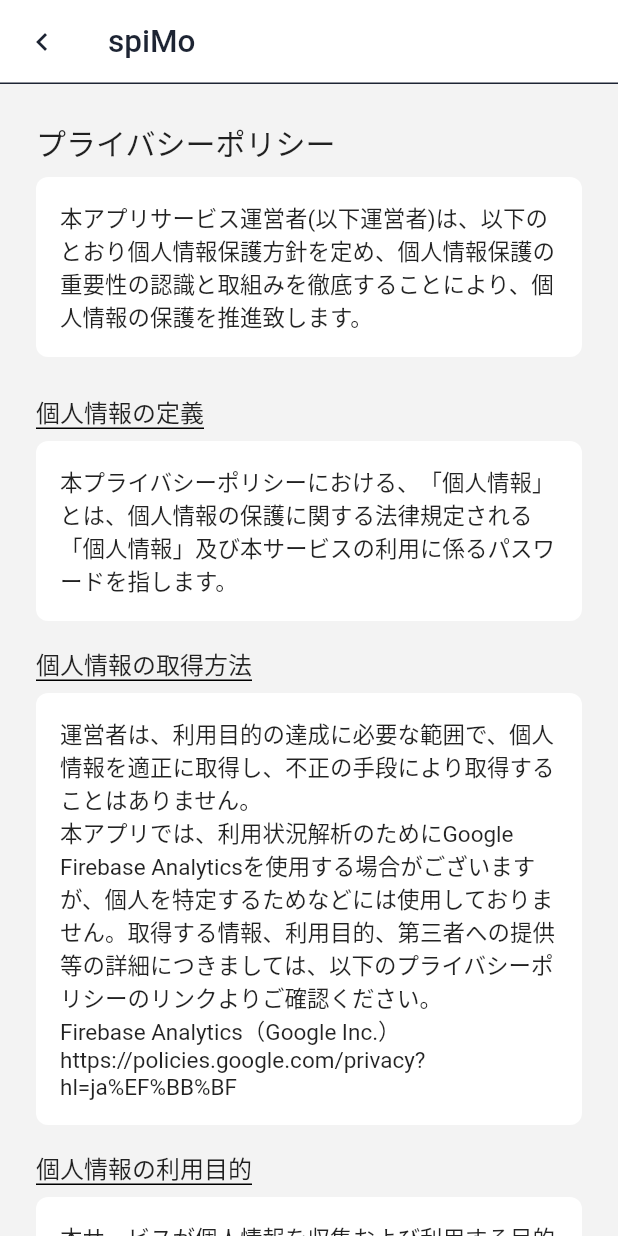
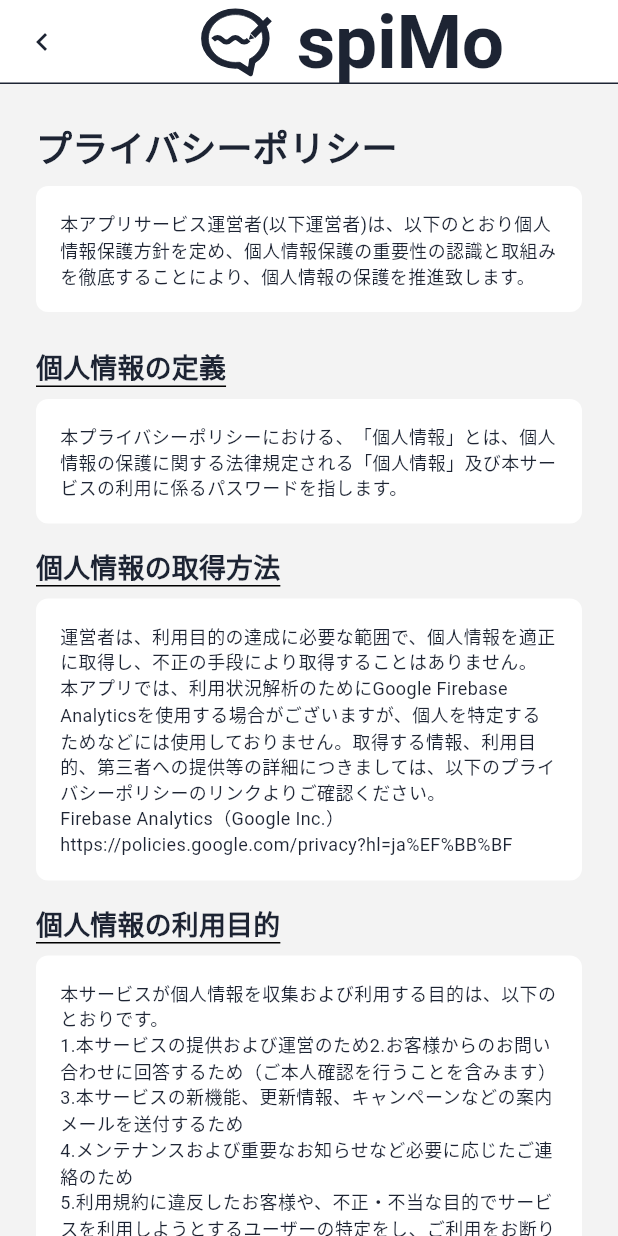
Before and after one commit to hiroyuki29/spimo_web_static_page, a Flutter app: the screen it shows after launch, after a tap on "プライバシーポリシー", on a phone screen of 412 x 824 dp. Run offline on Flutter 3.47's test engine with Material 2 defaults, Android fonts, the phone set to English and light mode, and no system bars; our stand-ins replace flutter_svg, go_router.

Commit message:
[update] themeの設定

```diff
--- a/lib/common_widget/app_bar/common_app_bar.dart
+++ b/lib/common_widget/app_bar/common_app_bar.dart
@@ -1,16 +1,28 @@
 import 'package:flutter/material.dart';
+import 'package:flutter_svg/svg.dart';
 import 'package:go_router/go_router.dart';
 import 'package:spimo_static_page/common_widget/color/color.dart';
+import 'package:spimo_static_page/common_widget/sized_box/constant_sized_box.dart';
 
 AppBar CommonAppBar({
   required BuildContext context,
   required String title,
 }) {
   return AppBar(
-    backgroundColor: Colors.white,
-    title: Text(
-      title,
-      style: const TextStyle(color: primaryDark),
+    backgroundColor: white,
+    title: Row(
+      mainAxisAlignment: MainAxisAlignment.center,
+      children: [
+        SizedBox(
+            height: 50,
+            width: 50,
+            child: SvgPicture.asset('assets/vector/spimo_icon_title.svg')),
+        sizedBoxW16,
+        Text(
+          title,
+          style: Theme.of(context).textTheme.headline1,
+        ),
+      ],
     ),
     leading: Navigator.of(context).canPop()
         ? IconButton(
--- a/lib/common_widget/color/color.dart
+++ b/lib/common_widget/color/color.dart
@@ -7,3 +7,35 @@ const Color accent = Color(0xff795548);
 const Color black = Color(0xff212121);
 const Color white = Colors.white;
 const backgroundGray = Color(0xffF3F3F3);
+
+const MaterialColor primaryDarkSwatch = MaterialColor(
+  0xFF1d2433,
+  <int, Color>{
+    50: Color.fromRGBO(29, 36, 51, .05),
+    100: Color.fromRGBO(29, 36, 51, .1),
+    200: Color.fromRGBO(29, 36, 51, .2),
+    300: Color.fromRGBO(29, 36, 51, .3),
+    400: Color.fromRGBO(29, 36, 51, .4),
+    500: Color.fromRGBO(29, 36, 51, .5),
+    600: Color.fromRGBO(29, 36, 51, .6),
+    700: Color.fromRGBO(29, 36, 51, .7),
+    800: Color.fromRGBO(29, 36, 51, .8),
+    900: Color.fromRGBO(29, 36, 51, .9),
+  },
+);
+
+const MaterialColor accentSwatch = MaterialColor(
+  0xFF795548,
+  <int, Color>{
+    50: Color.fromRGBO(121, 85, 72, .05),
+    100: Color.fromRGBO(121, 85, 72, .1),
+    200: Color.fromRGBO(121, 85, 72, .2),
+    300: Color.fromRGBO(121, 85, 72, .3),
+    400: Color.fromRGBO(121, 85, 72, .4),
+    500: Color.fromRGBO(121, 85, 72, .5),
+    600: Color.fromRGBO(121, 85, 72, .6),
+    700: Color.fromRGBO(121, 85, 72, .7),
+    800: Color.fromRGBO(121, 85, 72, .8),
+    900: Color.fromRGBO(121, 85, 72, .9),
+  },
+);
--- a/lib/common_widget/contents/label_and_content_box.dart
+++ b/lib/common_widget/contents/label_and_content_box.dart
@@ -1,25 +1,25 @@
 import 'package:flutter/material.dart';
 import 'package:spimo_static_page/common_widget/color/color.dart';
 import 'package:spimo_static_page/common_widget/sized_box/constant_sized_box.dart';
-import 'package:spimo_static_page/contents/privacy_policy/privacy_policy_contents.dart';
+import 'package:spimo_static_page/features/privacy_policy/contents/privacy_policy_contents.dart';
 
 class LabelAndContentBox extends StatelessWidget {
-  const LabelAndContentBox({
-    Key? key,
-    required this.privacyPolicyLabel,
-  }) : super(key: key);
+  const LabelAndContentBox(
+      {Key? key, required this.contentLabel, required this.contentsMap})
+      : super(key: key);
 
-  final PrivacyPolicyLabel privacyPolicyLabel;
+  final CustomEnum contentLabel;
+  final Map<String, dynamic> contentsMap;
 
   @override
   Widget build(BuildContext context) {
     return Column(
       crossAxisAlignment: CrossAxisAlignment.start,
       children: [
-        Label(title: privacyPolicyLabel.text),
+        Label(title: contentLabel.text),
         sizedBoxH8,
         ContentsBox(
-          contents: privacyPolicyContents[privacyPolicyLabel.text]!,
+          contents: contentsMap[contentLabel.text]!,
         ),
         sizedBoxH16
       ],
@@ -41,7 +41,7 @@ class Label extends StatelessWidget {
       decoration: const BoxDecoration(border: Border(bottom: (BorderSide()))),
       child: Text(
         title,
-        style: const TextStyle(fontSize: 16),
+        style: Theme.of(context).textTheme.subtitle2,
       ),
     );
   }
@@ -55,12 +55,17 @@ class ContentsBox extends StatelessWidget {
 
   final List<String> contents;
 
-  List<Widget> stringToWidget(List<String> contents) {
-    return contents.map((content) => Text(content)).toList();
-  }
-
   @override
   Widget build(BuildContext context) {
+    List<Widget> stringToWidget(List<String> contents) {
+      return contents
+          .map((content) => Text(
+                content,
+                style: Theme.of(context).textTheme.bodyText2,
+              ))
+          .toList();
+    }
+
     return DecoratedBox(
       decoration: const BoxDecoration(
           color: white, borderRadius: BorderRadius.all(Radius.circular(8))),
--- a/lib/contents/privacy_policy/privacy_policy_contents.dart
+++ b/lib/features/privacy_policy/contents/privacy_policy_contents.dart
@@ -1,6 +1,11 @@
+abstract class CustomEnum implements Enum {
+  CustomEnum({required this.text});
+  final String text;
+}
+
 ///プライバシーポリシー
 
-enum PrivacyPolicyLabel {
+enum PrivacyPolicyLabel implements CustomEnum {
   difinition(text: '個人情報の定義'),
   getMethod(text: '個人情報の取得方法'),
   objective(text: '個人情報の利用目的'),
@@ -14,8 +19,13 @@ enum PrivacyPolicyLabel {
 
   const PrivacyPolicyLabel({required this.text});
 
+  @override
   final String text;
 }
+
+const List<String> privacyPolicyForeword = [
+  '本アプリサービス運営者(以下運営者)は、以下のとおり個人情報保護方針を定め、個人情報保護の重要性の認識と取組みを徹底することにより、個人情報の保護を推進致します。',
+];
 
 Map<String, List<String>> privacyPolicyContents = {
   PrivacyPolicyLabel.difinition.text: [
--- a/lib/features/privacy_policy/screens/privacy_policy_screen.dart
+++ b/lib/features/privacy_policy/screens/privacy_policy_screen.dart
@@ -1,9 +1,8 @@
 import 'package:flutter/material.dart';
 import 'package:spimo_static_page/common_widget/app_bar/common_app_bar.dart';
-import 'package:spimo_static_page/common_widget/color/color.dart';
 import 'package:spimo_static_page/common_widget/contents/label_and_content_box.dart';
 import 'package:spimo_static_page/common_widget/sized_box/constant_sized_box.dart';
-import 'package:spimo_static_page/contents/privacy_policy/privacy_policy_contents.dart';
+import 'package:spimo_static_page/features/privacy_policy/contents/privacy_policy_contents.dart';
 
 class PrivacyPolicyScreen extends StatelessWidget {
   const PrivacyPolicyScreen({super.key});
@@ -11,45 +10,63 @@ class PrivacyPolicyScreen extends StatelessWidget {
   @override
   Widget build(BuildContext context) {
     return Scaffold(
-      backgroundColor: backgroundGray,
       appBar: CommonAppBar(context: context, title: 'spiMo'),
       body: Padding(
         padding: const EdgeInsets.symmetric(horizontal: 24),
         child: SingleChildScrollView(
           child: Column(
             crossAxisAlignment: CrossAxisAlignment.start,
-            children: const [
+            children: [
               sizedBoxH24,
               Text(
                 'プライバシーポリシー',
-                style: TextStyle(fontSize: 20),
+                style: Theme.of(context).textTheme.subtitle1,
               ),
               sizedBoxH8,
-              ContentsBox(
-                contents: [
-                  '本アプリサービス運営者(以下運営者)は、以下のとおり個人情報保護方針を定め、個人情報保護の重要性の認識と取組みを徹底することにより、個人情報の保護を推進致します。'
-                ],
+              const ContentsBox(
+                contents: privacyPolicyForeword,
               ),
               sizedBoxH24,
               LabelAndContentBox(
-                  privacyPolicyLabel: PrivacyPolicyLabel.difinition),
+                contentLabel: PrivacyPolicyLabel.difinition,
+                contentsMap: privacyPolicyContents,
+              ),
               LabelAndContentBox(
-                  privacyPolicyLabel: PrivacyPolicyLabel.getMethod),
+                contentLabel: PrivacyPolicyLabel.getMethod,
+                contentsMap: privacyPolicyContents,
+              ),
               LabelAndContentBox(
-                  privacyPolicyLabel: PrivacyPolicyLabel.objective),
+                contentLabel: PrivacyPolicyLabel.objective,
+                contentsMap: privacyPolicyContents,
+              ),
               LabelAndContentBox(
-                  privacyPolicyLabel: PrivacyPolicyLabel.objectiveChange),
+                contentLabel: PrivacyPolicyLabel.objectiveChange,
+                contentsMap: privacyPolicyContents,
+              ),
               LabelAndContentBox(
-                  privacyPolicyLabel: PrivacyPolicyLabel.thirdPartyProvision),
+                contentLabel: PrivacyPolicyLabel.thirdPartyProvision,
+                contentsMap: privacyPolicyContents,
+              ),
               LabelAndContentBox(
-                  privacyPolicyLabel: PrivacyPolicyLabel.disclosure),
+                contentLabel: PrivacyPolicyLabel.disclosure,
+                contentsMap: privacyPolicyContents,
+              ),
               LabelAndContentBox(
-                  privacyPolicyLabel: PrivacyPolicyLabel.removeAndCorrection),
-              LabelAndContentBox(privacyPolicyLabel: PrivacyPolicyLabel.change),
+                contentLabel: PrivacyPolicyLabel.removeAndCorrection,
+                contentsMap: privacyPolicyContents,
+              ),
               LabelAndContentBox(
-                  privacyPolicyLabel: PrivacyPolicyLabel.inquiry),
+                contentLabel: PrivacyPolicyLabel.change,
+                contentsMap: privacyPolicyContents,
+              ),
               LabelAndContentBox(
-                  privacyPolicyLabel: PrivacyPolicyLabel.establishment),
+                contentLabel: PrivacyPolicyLabel.inquiry,
+                contentsMap: privacyPolicyContents,
+              ),
+              LabelAndContentBox(
+                contentLabel: PrivacyPolicyLabel.establishment,
+                contentsMap: privacyPolicyContents,
+              ),
             ],
           ),
         ),
--- /dev/null
+++ b/lib/features/terms_of_service/contents/terms_of_service_contents.dart
@@ -0,0 +1,73 @@
+import 'package:spimo_static_page/features/privacy_policy/contents/privacy_policy_contents.dart';
+
+///プライバシーポリシー
+
+enum TermsOfServiceLabel implements CustomEnum {
+  user(text: '利用者'),
+  userInfo(text: '利用者情報'),
+  privilege(text: '本アプリの権利'),
+  prohibit(text: '禁止行為'),
+  disclaimer(text: '免責'),
+  other(text: 'その他'),
+  legalAndJurisdiction(text: '準拠法と裁判管轄');
+
+  const TermsOfServiceLabel({required this.text});
+
+  @override
+  final String text;
+}
+
+const List<String> termsOfServiceForeword = [
+  '本アプリサービス運営者(以下運営者)は、運営者が提供するアプリケーションソフト 「spiMo」（以下「本アプリ」 ）に関するサービス（以下「本サービス」 ）のご利用規約（以下「本規約」 ）を以下の通り定めます。',
+];
+
+Map<String, List<String>> termsOfServiceContents = {
+  TermsOfServiceLabel.user.text: [
+    '1. 本規約は、本サービスの提供を希望して本アプリを自己の端末にダウンロードした利用者（以下「利用者」）に適用されます。',
+    '2. 利用者は、本アプリを自己の端末にダウンロードし、本サービスを利用することにより、本規約に同意したものとみなされます。',
+    '3. 本アプリのダウンロード、及び本サービスの利用にかかる通信費用は、利用者が負担するものとします。'
+  ],
+  TermsOfServiceLabel.userInfo.text: [
+    '1. 運営者は、本サービスの提供のため、本アプリをご利用になる皆様の利便性を向上させるため、端末名、OSおよび本アプリの識別ID（以下、総称して「利用者情報」といいます。なお、利用者情報には、氏名、メールアドレス、クレジットカード情報などの情報を含みません。）を取得することがあります。',
+    '2. 運営者は、同一の会員IDに対して複数の端末からログインしている場合に、アプリのPUSH通知機能を正常に動作させる目的で、お使いの端末の端末固有情報を取得することがあります。尚、この情報を目的以外に利用することはありません。',
+    '3. 運営者は、本アプリを通じて取得した利用者情報及び利用者の個人情報を「プライバシーポリシー」に基づき適切に取り扱います。',
+  ],
+  TermsOfServiceLabel.privilege.text: [
+    '1. 本アプリ中の表示、及び本アプリを構成するプログラム等に係る著作権、商標権等すべての知的財産権は、運営者に帰属します。',
+    '2. 本アプリは、利用者本人が個人として使用する目的でのみ利用することができるものとし、すべてのコンテンツの無断転載をお断りいたします。',
+    '3. 前項の規定に違反して著作権等の知的財産権に関する問題が生じた場合、利用者は自己の費用と責任において、その問題を解決するとともに、運営者に対して何らの迷惑又は損害等を与えてはなりません。'
+  ],
+  TermsOfServiceLabel.prohibit.text: [
+    '1. 利用者は次の各号に該当する行為を行ってはならず、利用者が次の各号に該当する行為を行った場合、運営者は、利用者に事前通知することなく本サービスの提供を停止します。',
+    ' (1) 本アプリを複製、修正、変更、改変、または翻案する行為',
+    ' (2) 本アプリを構成するプログラム（オブジェクトコード、ソースコード等全てを含みます）を複製し、または第三者に開示する行為',
+    ' (3) 本サービスの運営を妨げる行為、またはその恐れのある行為',
+    ' (4) 本アプリの内容を本サービス利用以外の目的に使用する行為',
+    ' (5) 他の利用者、第三者もしくは運営者に損害、不利益を与える行為、またはその恐れのある行為',
+    ' (6) 公序良俗に反する行為、法令に違反する行為、またはその恐れのある行為',
+    ' (7) 本規約に違反する行為',
+    ' (8) その他、運営者が不適当と判断する行為',
+    '2. 利用者の前項各号に該当する行為により、他の利用者、第三者もしくは運営者に損害が生じた場合、運営者は利用者の利用資格の停止または抹消とともに当該損害の賠償を請求することがあります。',
+    '3. 運営者が前項に基づき利用資格の停止または抹消をしたことにより、利用者が本サービスを利用できなくなり、これにより当該利用者または第三者に損害が発生したとしても、運営者の故意または過失による債務不履行または不法行為による損害が発生した場合を除き、運営者は一切の責任を負いません。また、利用資格の喪失後も当該利用者は、全ての法的責任を負わなければなりません。',
+  ],
+  TermsOfServiceLabel.disclaimer.text: [
+    '1. 運営者は、以下の事項に関し、その一切の責任を問いません。',
+    ' (1) 利用者が本サービスを利用することにより、他の利用者または第三者に対して損害を与えた場合',
+    ' (2) 利用者が本サービスを利用できなかった場合、または本サービスの利用に関し、運営者に責のない事由により損害を被った場合',
+    '2. 運営者は、本アプリがすべての利用者の端末に対応することを保証しません。',
+    '3. 運営者は、本サービスの内容および利用者が本アプリを通じて知り得る情報について、その完全性、正確性、確実性、有用性等に関して、いかなる責任も負いません。',
+    '4. 本アプリに掲載されている情報、画像およびリンク等を利用することにより、利用者の機器等に損害が生じた場合、また、ウィルス感染した場合等について、運営者の故意または過失による債務不履行または不法行為による損害が発生した場合を除き、運営者はいかなる責任も負いません。',
+    '5. 本アプリに掲載されている情報については正確性を期しておりますが、保証をするものではありません。',
+    '6. 運営者は、本アプリ利用に際して入力されたパスワード等が、本アプリにて登録されたものと一致することを確認した場合、利用者本人による利用があったものとみなし、それらが盗用、不正使用その他の事情により利用者本人以外の者が使用している場合であっても、それにより生じた損害については、運営者は一切責任を負いません。パスワードは、他人に知られることが無い様に定期的に変更する等、お客様ご自身にて責任をもって管理されますようお願いいたします。'
+  ],
+  TermsOfServiceLabel.other.text: [
+    '1. 運営者は、利用者の事前の承諾を得ることなく、本アプリ及び本サービスの内容の全部または一部を変更することがあります。',
+    '2. 運営者は、ご利用者の利益に適合する場合や相当の事由があると認められる場合には、本ウェブサイトへの掲載による公表その他相当の方法で周知することにより、利用者の事前の承諾を得ることなく本規約を変更することがあります。なお、変更後の本規約は、公表等告知の際に定める適用開始日から効力を生じることと致します。',
+    '3. 運営者が提供する他のアプリケーションソフトのサービスに関し別途使用条件等を提示したときに、当該使用条件等の規定が本規約と矛盾する場合には、当該使用条件等の規定が優先して適用されます。'
+        '4. お客様は、本サービスを利用するにあたって、本規約等以外に、対応端末の製造者や通信会社等の第三者が提供するサービスを併せて使用する場合には、当該第三者の規約等が適用される場合があります。',
+  ],
+  TermsOfServiceLabel.legalAndJurisdiction.text: [
+    '1. 本利用規約は日本法を準拠法とします。',
+    '2. 本利用規約の各事項に関連して紛争が生じた場合は、名古屋地方裁判所を第一審の専属的合意管轄裁判所とします。'
+  ],
+};
--- a/lib/main.dart
+++ b/lib/main.dart
@@ -4,6 +4,7 @@ import 'package:flutter_web_plugins/url_strategy.dart';
 import 'package:go_router/go_router.dart';
 import 'package:spimo_static_page/common_widget/app_bar/common_app_bar.dart';
 import 'package:spimo_static_page/common_widget/color/color.dart';
+import 'package:spimo_static_page/common_widget/sized_box/constant_sized_box.dart';
 import 'package:spimo_static_page/routing/app_router.dart';
 
 void main() {
@@ -22,7 +23,33 @@ class MyApp extends StatelessWidget {
     return MaterialApp.router(
       title: 'spiMo',
       theme: ThemeData(
-        primarySwatch: Colors.blue,
+        useMaterial3: true,
+        appBarTheme: const AppBarTheme(
+          color: white,
+          surfaceTintColor: white,
+        ),
+        elevatedButtonTheme: ElevatedButtonThemeData(
+            style: ElevatedButton.styleFrom(
+          surfaceTintColor: white,
+        )),
+        scaffoldBackgroundColor: backgroundGray,
+        colorScheme: ColorScheme.fromSwatch(
+          brightness: Brightness.light,
+          primarySwatch: primaryDarkSwatch,
+          accentColor: accentSwatch,
+        ),
+        textTheme: const TextTheme(
+          headline1: TextStyle(
+              fontSize: 50, color: primaryDark, fontWeight: FontWeight.bold),
+          subtitle1: TextStyle(
+              fontSize: 24, color: primaryDark, fontWeight: FontWeight.bold),
+          subtitle2: TextStyle(
+              fontSize: 18, color: primaryDark, fontWeight: FontWeight.bold),
+          bodyText1: TextStyle(
+              fontSize: 16, color: primaryDark, fontWeight: FontWeight.normal),
+          bodyText2: TextStyle(
+              fontSize: 12, color: primaryDark, fontWeight: FontWeight.normal),
+        ),
       ),
       routerConfig: router,
       locale: jaLocale,
@@ -44,18 +71,49 @@ class HomeScreen extends StatelessWidget {
   @override
   Widget build(BuildContext context) {
     return Scaffold(
-        backgroundColor: backgroundGray,
         appBar: CommonAppBar(context: context, title: 'spiMo'),
         body: Center(
           child: Column(
-            mainAxisAlignment: MainAxisAlignment.center,
-            children: [
-              ElevatedButton(
-                onPressed: () => context.pushNamed(AppRoute.privacyPolicy.name),
-                child: const Text('プライバシーポリシー'),
-              )
+            mainAxisAlignment: MainAxisAlignment.start,
+            children: const [
+              sizedBoxH32,
+              PrimaryButton(
+                appRoute: AppRoute.termsOfService,
+                title: 'ご利用規約',
+              ),
+              sizedBoxH24,
+              PrimaryButton(
+                appRoute: AppRoute.privacyPolicy,
+                title: 'プライバシーポリシー',
+              ),
             ],
           ),
         ));
   }
 }
+
+class PrimaryButton extends StatelessWidget {
+  const PrimaryButton({
+    Key? key,
+    required this.appRoute,
+    required this.title,
+  }) : super(key: key);
+
+  final AppRoute appRoute;
+  final String title;
+
+  @override
+  Widget build(BuildContext context) {
+    return SizedBox(
+      width: 300,
+      height: 50,
+      child: ElevatedButton(
+        onPressed: () => context.pushNamed(appRoute.name),
+        child: Text(
+          title,
+          style: Theme.of(context).textTheme.bodyText1,
+        ),
+      ),
+    );
+  }
+}
```
Also changed, not shown: lib/features/inquiry/screens/inquiry_screen.dart (+1 -27 lines), lib/features/terms_of_service/screens/tems_of_service_screen.dart (+27 -22 lines), pubspec.yaml (+6 -3 lines), assets/image/app_icon/splash_base.png (added), assets/image/spimo_icon.png (added), assets/vector/spimo_icon_title.svg (added), pubspec.lock.
